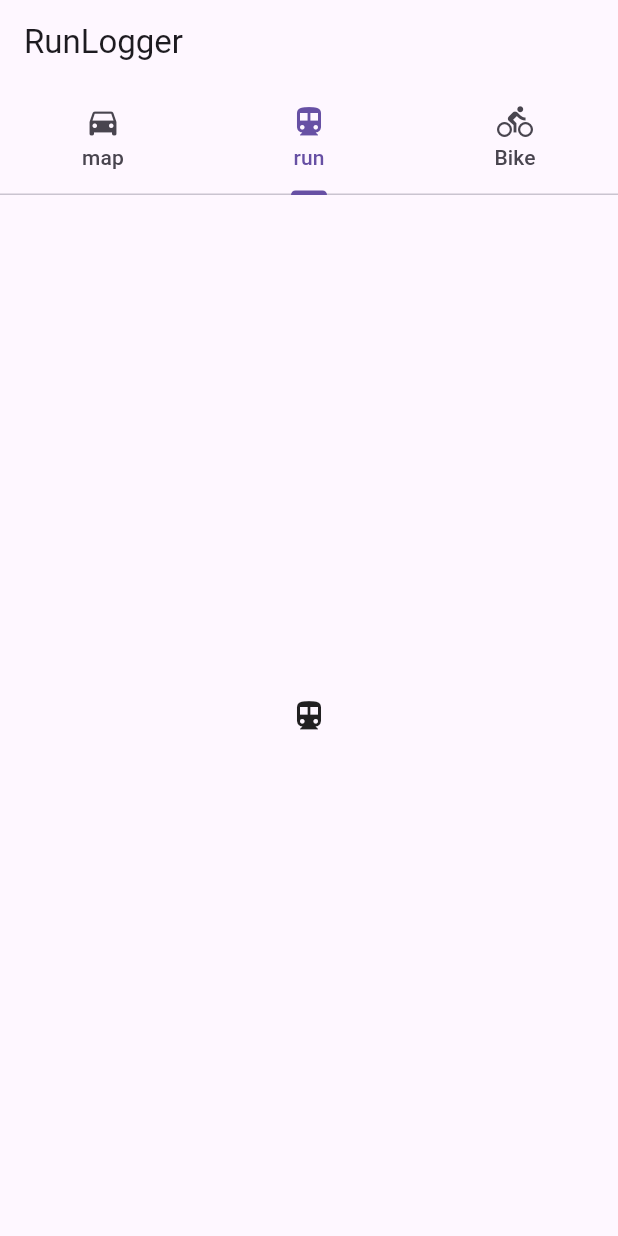
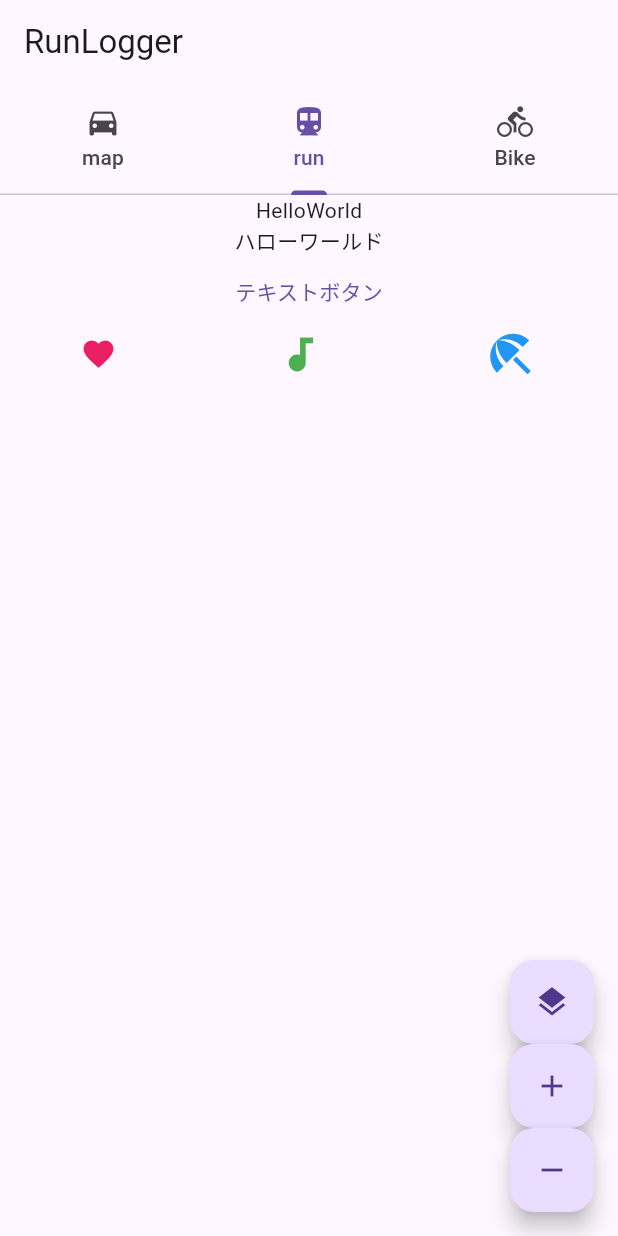
Before and after one commit to amru195704/runlogger, a Flutter app: the screen it shows after launch, tab 2 chosen, on a phone screen of 412 x 824 dp. Run offline on Flutter 3.47's test engine with Material 3 defaults, Android fonts, the light colour scheme and no system bars; our stand-ins replace geolocator; missing offline and left inert: platform_maps_flutter.

Commit message:
gps/run/map動作OK

```diff
--- a/lib/gps.dart
+++ b/lib/gps.dart
@@ -1,6 +1,6 @@
 import 'package:flutter/foundation.dart';
 import 'package:geolocator/geolocator.dart';
-//import 'dart:developer'
+
 
 // debug用座標リスト
 List<(double,double)> debugPositions = [
--- a/lib/main.dart
+++ b/lib/main.dart
@@ -1,6 +1,7 @@
 import 'package:flutter/material.dart';
 import 'map.dart';
 import 'gps.dart';
+import 'run.dart';
 
 void main() {
   runApp(const MyApp());
@@ -29,7 +30,7 @@ class MyApp extends StatelessWidget {
           body: const TabBarView(
             children: [
               MyMap(),
-              Icon(Icons.directions_transit),
+              MyRun(),
               Icon(Icons.directions_bike),
             ],
           ),
--- a/lib/map.dart
+++ b/lib/map.dart
@@ -1,8 +1,6 @@
 
-import 'package:flutter/foundation.dart';
 import 'package:flutter/material.dart';
 import 'gps.dart';
-import 'package:geolocator/geolocator.dart';
 import 'package:platform_maps_flutter/platform_maps_flutter.dart';
 import 'dart:async';
 
@@ -20,20 +18,20 @@ class MyMap extends StatelessWidget {
   @override
   Widget build(BuildContext context) {
     return const MaterialApp(
-      home: MyHomePage(),
+      home: MyMapPage(),
     );
   }
 }
 
-class MyHomePage extends StatefulWidget {
-  const MyHomePage({super.key});
+class MyMapPage extends StatefulWidget {
+  const MyMapPage({super.key});
 
   @override
   // ignore: library_private_types_in_public_api
-  _MyHomePageState createState() => _MyHomePageState();
+  _MyMapPageState createState() => _MyMapPageState();
 }
 
-class _MyHomePageState extends State<MyHomePage> {
+class _MyMapPageState extends State<MyMapPage> {
   // 位置情報の初期値
   double _zoom = 16;
   double _lat = 33.12;
@@ -72,7 +70,10 @@ class _MyHomePageState extends State<MyHomePage> {
         if (_markerNo >= 20) {
           _markerNo = 0;
         }
-        setState(() {
+        //実態がある場合のみ、画面を更新する
+        if (mounted == true)
+        {
+          setState(() {
             _controller.animateCamera(
               CameraUpdate.newCameraPosition(
                 CameraPosition(
@@ -82,6 +83,8 @@ class _MyHomePageState extends State<MyHomePage> {
               ),
             );
           });
+        }
+
       },
     );
   }
--- /dev/null
+++ b/lib/run.dart
@@ -0,0 +1,113 @@
+
+import 'package:flutter/material.dart';
+import 'gps.dart';
+import 'package:platform_maps_flutter/platform_maps_flutter.dart';
+import 'dart:async';
+
+// info.plistに以下を追加
+// 	<key>MinimumOSVersion</key>
+//	<string>14.5</string>
+//
+
+class MyRun extends StatelessWidget {
+  const MyRun({super.key});
+
+  // This widget is the root of your application.
+  @override
+  Widget build(BuildContext context) {
+    return const MaterialApp(
+      home: MyRunPage(),
+    );
+  }
+}
+
+class MyRunPage extends StatefulWidget {
+  const MyRunPage({super.key});
+
+  @override
+  // ignore: library_private_types_in_public_api
+  _MyRunPageState createState() => _MyRunPageState();
+}
+
+class _MyRunPageState extends State<MyRunPage> {
+  // 位置情報の初期値
+  double _lat = 33.12;
+  double _lon = 131.789;
+  //
+  @override
+  void initState() {
+    super.initState();
+    // 1. Timer.periodic : 新しい繰り返しタイマーを作成します
+    // 1秒ごとに _counterを1ずつ足していく
+    Timer.periodic(
+      // 第一引数：繰り返す間隔の時間を設定
+      const Duration(seconds: 1),
+      // 第二引数：その間隔ごとに動作させたい処理を書く
+      (Timer timer) async {
+        final pos = await getLocation() ;
+        _lat = pos.latitude;
+        _lon = pos.longitude;
+        //実態がある場合のみ、画面を更新する
+        if (mounted == true)
+        {
+          setState(() {
+          });
+        }
+      },
+    );
+  }
+  //
+  @override
+  Widget build(BuildContext context) {
+    return Scaffold(
+     body: Column(children: [
+          const Text("HelloWorld"),
+          const Text("ハローワールド"),
+          TextButton(
+            onPressed: () => {print("ボタンが押されたよ")},
+            child: const Text("テキストボタン"),
+          ),
+         Row(
+             mainAxisAlignment: MainAxisAlignment.spaceAround,
+             children: const [
+               Icon(
+                 Icons.favorite,
+                 color: Colors.pink,
+                 size: 24.0,
+               ),
+               Icon(
+                 Icons.audiotrack,
+                 color: Colors.green,
+                 size: 30.0,
+               ),
+               Icon(
+                 Icons.beach_access,
+                 color: Colors.blue,
+                 size: 36.0,
+               ),
+             ]),
+        ])
+      ,
+      floatingActionButton:  Column(
+          mainAxisAlignment: MainAxisAlignment.end,
+          children: <Widget>[
+            FloatingActionButton(
+              onPressed:  () => {print("ボタンが押されたよ")},
+              tooltip: 'ChangeMap',
+              child: const Icon(Icons.layers),
+            ),
+            FloatingActionButton(
+              onPressed:  () => {print("ボタンが押されたよ")},
+              tooltip: 'Increment',
+              child: const Icon(Icons.add),
+            ),
+            FloatingActionButton(
+              onPressed:  () => {print("ボタンが押されたよ")},
+              tooltip: 'Decrement',
+              child: const Icon(Icons.remove),
+            ),
+          ],
+        ),
+      );
+  }
+}
```
